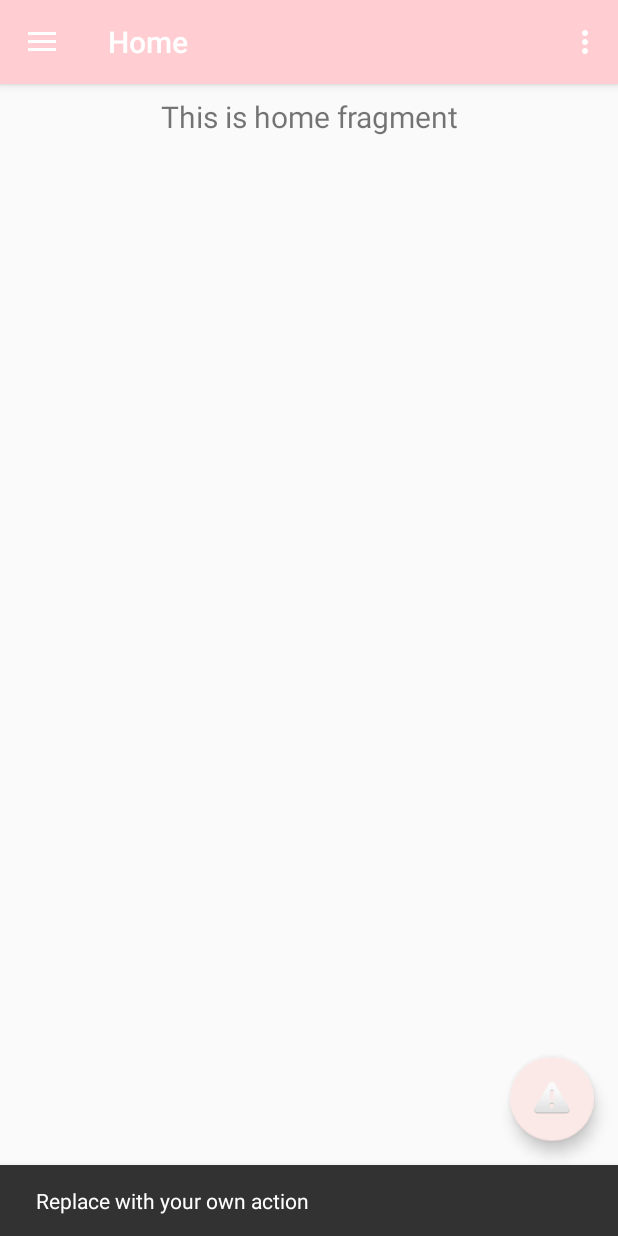
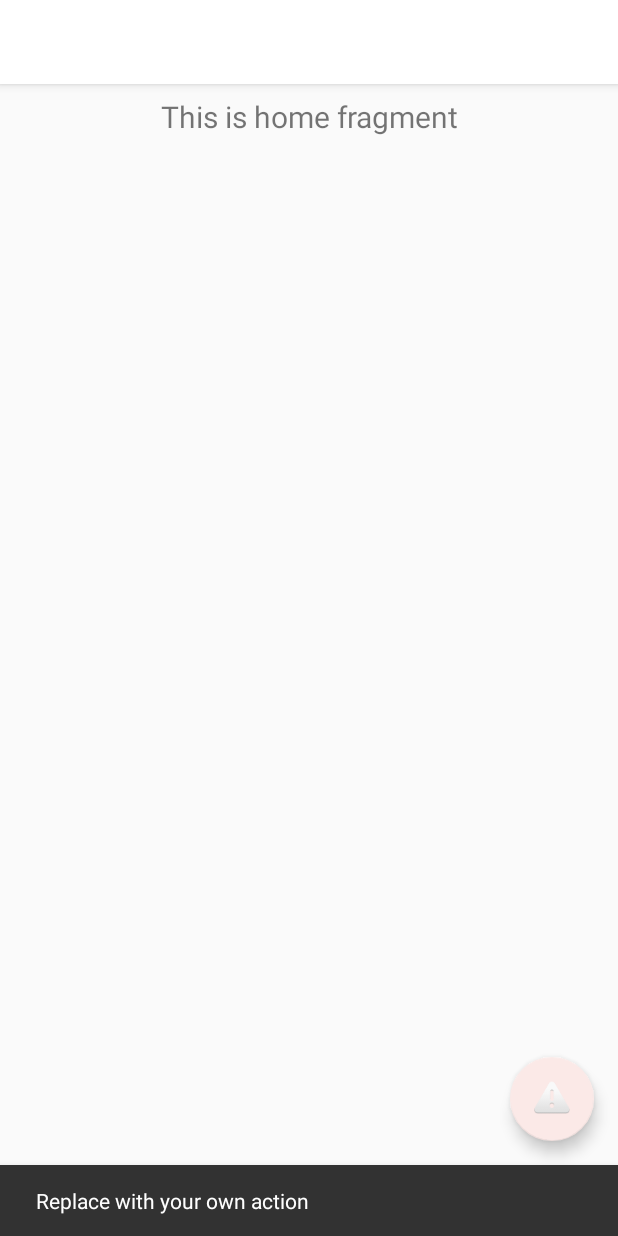
Before and after one commit to KhinSandar/MSDTTeachingRepo, an Android app: the screen it shows after launch (MainActivity), after a tap on an icon or button, on a phone screen of 412 x 824 dp. Run offline under Robolectric (Android 15) with nearby library versions, the phone set to English and light mode, and no system bars; our stand-ins replace navigation-ui.

Commit message:
from ymo

```diff
--- a/app/src/main/res/values/colors.xml
+++ b/app/src/main/res/values/colors.xml
@@ -1,6 +1,6 @@
 <?xml version="1.0" encoding="utf-8"?>
 <resources>
-    <color name="colorPrimary">#ffcdd2</color>
+    <color name="colorPrimary">#ffffff</color>
     <color name="colorPrimaryDark">#cb9ca1</color>
     <color name="colorAccent">#fbe9e7</color>
 </resources>
```
